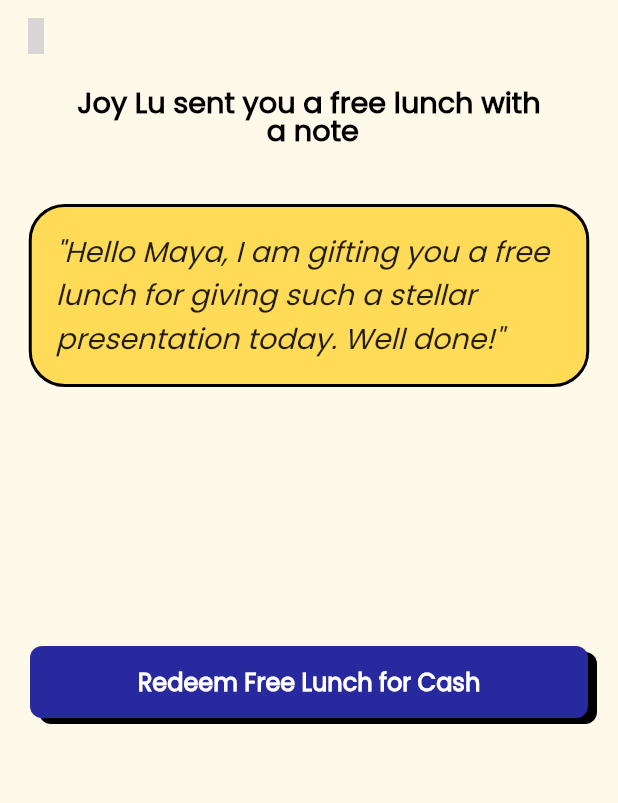
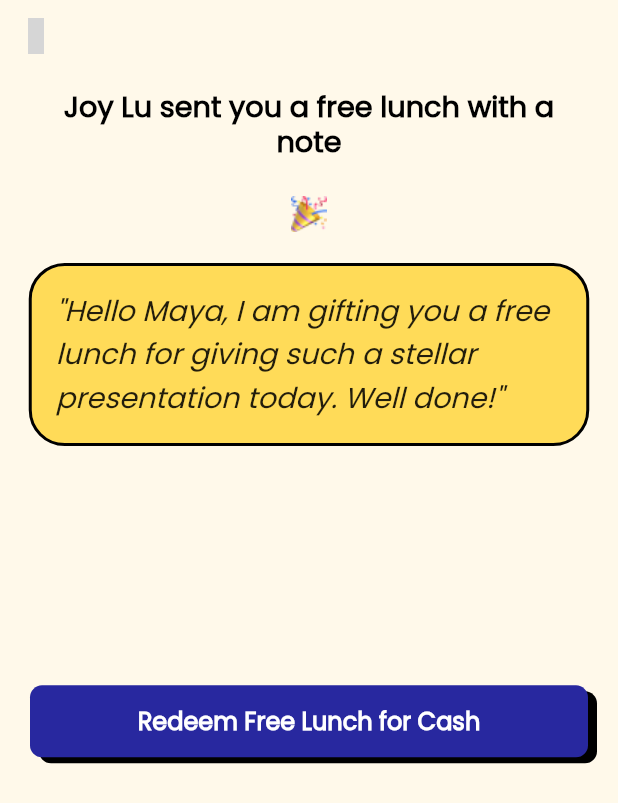
Before and after one commit to hngx-org/Lightning-food-mobile, a Flutter app: the RedeemScreen screen opened directly, on a phone screen of 412 x 824 dp. Shown: the top 803 px of the screen. Run offline on Flutter 3.47's test engine with Material 2 defaults, Android fonts, the phone set to English and light mode, and no system bars; our stand-ins replace confetti, flutter_screenutil, flutter_svg, iconsax; grey boxes are pictures that could not be loaded.

```diff
--- a/lib/views/redeem_free_lunch/redeemGreen.dart
+++ b/lib/views/redeem_free_lunch/redeemGreen.dart
@@ -1,14 +1,34 @@
 // ignore_for_file: sized_box_for_whitespace, deprecated_member_use, non_constant_identifier_names
 
+import 'package:confetti/confetti.dart';
 import 'package:flutter/material.dart';
 import 'package:flutter_screenutil/flutter_screenutil.dart';
 import 'package:iconsax/iconsax.dart';
 import 'package:lightning_food_mobile/constants/app_colors.dart';
 import 'package:lightning_food_mobile/constants/app_widgets.dart';
 import 'package:lightning_food_mobile/views/redeem_free_lunch/cashGreen.dart';
+import 'package:lightning_food_mobile/views/signup_successful/reusable_confetti.dart';
 
-class RedeemScreen extends StatelessWidget {
+class RedeemScreen extends StatefulWidget {
   const RedeemScreen({super.key});
+
+  @override
+  State<RedeemScreen> createState() => _RedeemScreenState();
+}
+
+class _RedeemScreenState extends State<RedeemScreen> {
+  final dynamic confettiController = ConfettiController();
+  @override
+  void initState() {
+    super.initState();
+    confettiController.play();
+  }
+
+  @override
+  void dispose() {
+    confettiController.dispose();
+    super.dispose();
+  }
 
   Widget SizedBoxH(double h) {
     return SizedBox(
@@ -23,6 +43,7 @@ class RedeemScreen extends StatelessWidget {
         child: Column(
           children: [
             // Left Arrow
+            MyConfetti(controller: confettiController),
             Container(
               alignment: const Alignment(-1.0, -1.0),
               child: IconButton(
@@ -41,15 +62,21 @@ class RedeemScreen extends StatelessWidget {
               width: 382,
               height: 60,
               child: Text(
-                'Joy Lu sent you a free lunch with\n a note',
+                'Joy Lu sent you a free lunch with a\nnote',
                 textAlign: TextAlign.center,
                 style: TextStyle(
                   color: Colors.black,
                   fontSize: 20.sp,
                   fontWeight: FontWeight.w600,
-                  height: 1,
+                  height: 1.2,
                 ),
               ),
+            ),
+            SizedBoxH(4),
+            Image.asset(
+              height: 40.h,
+              width: 40.w,
+              'images/celebrate_icon.png',
             ),
             //
             SizedBoxH(15.0),
```
